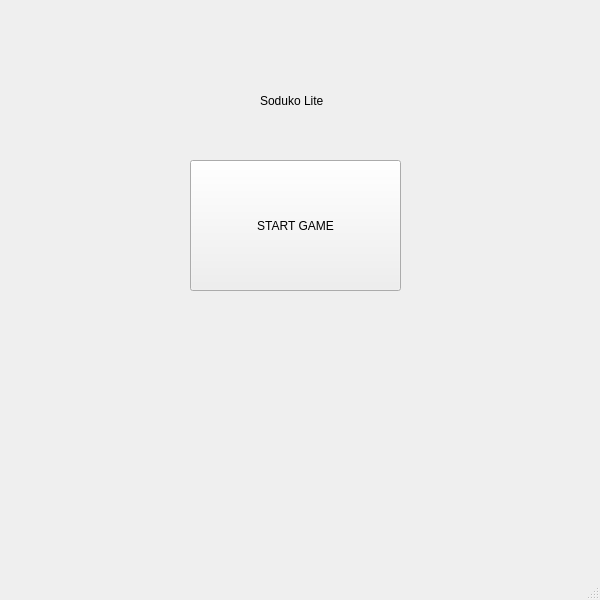
Above: form.ui from iRyllB/sudoku-qt-python before the change. Below: the same form after it.
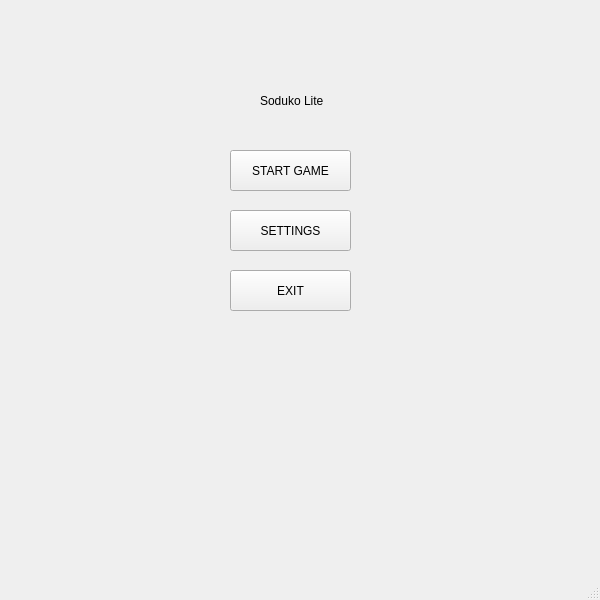
That is the form after the change.

The edit to the form file:
```diff
--- a/form.ui
+++ b/form.ui
@@ -29,10 +29,10 @@
    <widget class="QPushButton" name="pushButton">
     <property name="geometry">
      <rect>
-      <x>190</x>
-      <y>160</y>
-      <width>211</width>
-      <height>131</height>
+      <x>230</x>
+      <y>150</y>
+      <width>121</width>
+      <height>41</height>
      </rect>
     </property>
     <property name="text">
@@ -52,6 +52,32 @@
      <string>Soduko Lite</string>
     </property>
    </widget>
+   <widget class="QPushButton" name="settingsButton">
+    <property name="geometry">
+     <rect>
+      <x>230</x>
+      <y>210</y>
+      <width>121</width>
+      <height>41</height>
+     </rect>
+    </property>
+    <property name="text">
+     <string>SETTINGS</string>
+    </property>
+   </widget>
+   <widget class="QPushButton" name="exitButton">
+    <property name="geometry">
+     <rect>
+      <x>230</x>
+      <y>270</y>
+      <width>121</width>
+      <height>41</height>
+     </rect>
+    </property>
+    <property name="text">
+     <string>EXIT</string>
+    </property>
+   </widget>
   </widget>
   <widget class="QMenuBar" name="menubar">
    <property name="geometry">
```
Left out of the diff: 2 changed lines with no effect on the pictures.
